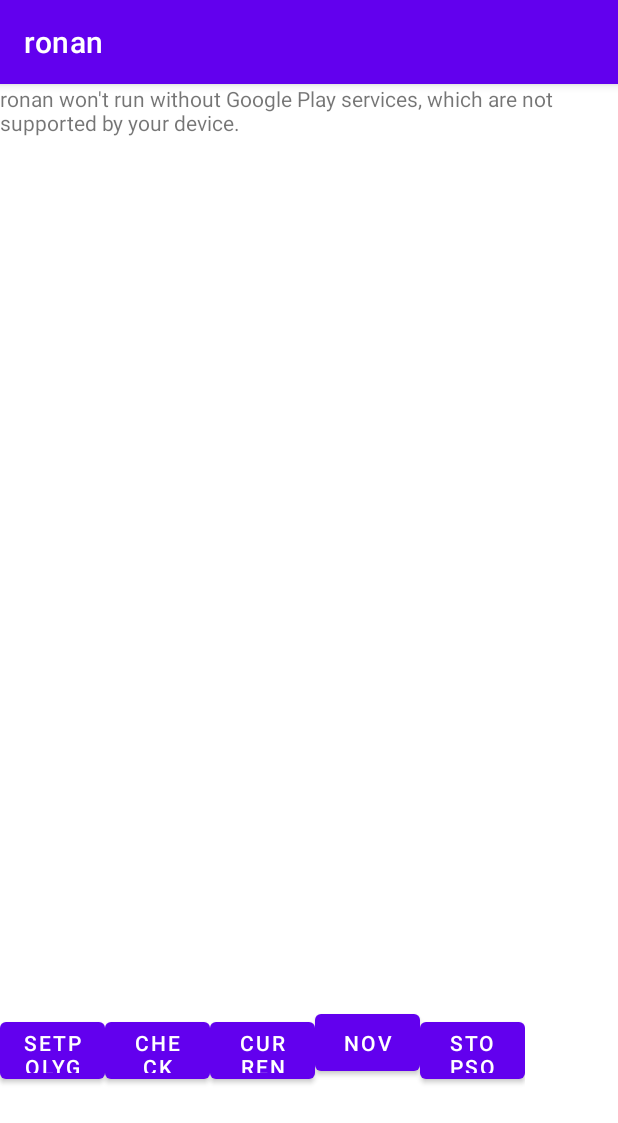
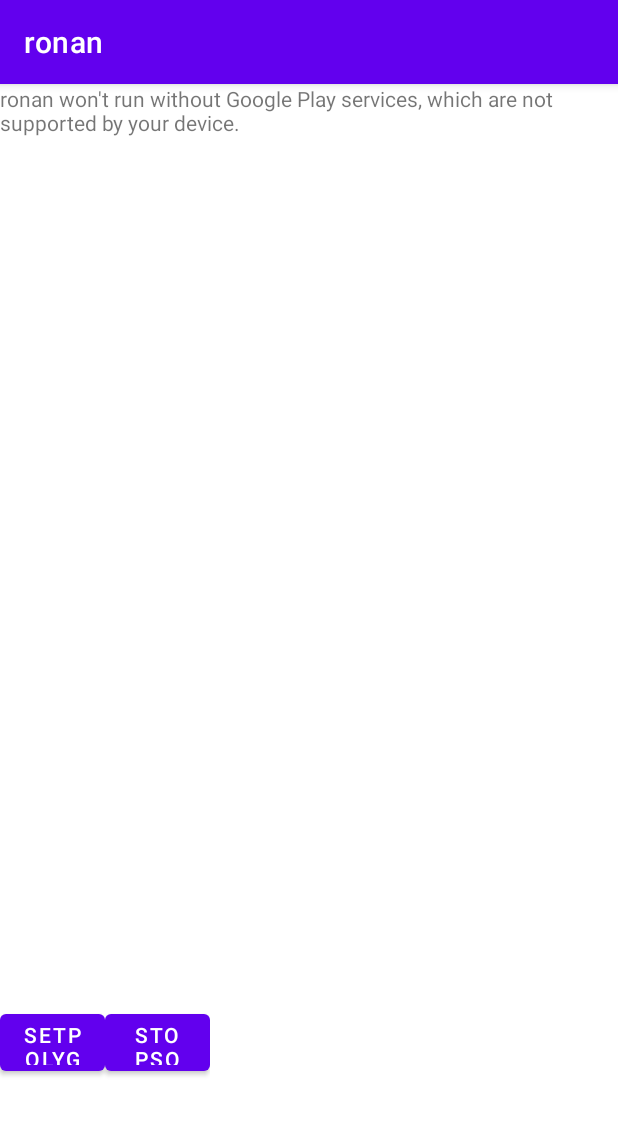
Before and after one commit to haghispin12/ronan, an Android app: the screen it shows after launch (AFTMain), on a phone screen of 412 x 824 dp. Shown: the top 1123 px of the screen. Run offline under Robolectric (Android 15) with nearby library versions, the phone set to English and light mode, and no system bars.

Commit message:
90% there

```diff
--- a/app/src/main/res/layout/activity_aftmain.xml
+++ b/app/src/main/res/layout/activity_aftmain.xml
@@ -27,21 +27,21 @@
         android:id="@+id/SetPolygon"
         android:text="SetPolygon"
         />
-        <Button
-            android:layout_height="50dp"
-            android:layout_width="70dp"
-            android:id="@+id/check"
-            android:text="check"/>
-        <Button
-            android:layout_height="50dp"
-            android:layout_width="70dp"
-            android:id="@+id/CurrentLocation"
-            android:text="CurrentLocation"/>
-        <Button
-            android:layout_width="70dp"
-            android:layout_height="50dp"
-            android:id="@+id/Nov"
-            android:text="Nov"/>
+<!--        <Button-->
+<!--            android:layout_height="50dp"-->
+<!--            android:layout_width="70dp"-->
+<!--            android:id="@+id/check"-->
+<!--            android:text="check"/>-->
+<!--        <Button-->
+<!--            android:layout_height="50dp"-->
+<!--            android:layout_width="70dp"-->
+<!--            android:id="@+id/CurrentLocation"-->
+<!--            android:text="CurrentLocation"/>-->
+<!--        <Button-->
+<!--            android:layout_width="70dp"-->
+<!--            android:layout_height="50dp"-->
+<!--            android:id="@+id/Nov"-->
+<!--            android:text="Nov"/>-->
         <Button
             android:layout_width="70dp"
             android:layout_height="50dp"
```
Also changed, not shown: app/src/main/java/com/example/ronan/AFTMain.java (+38 -38 lines).
